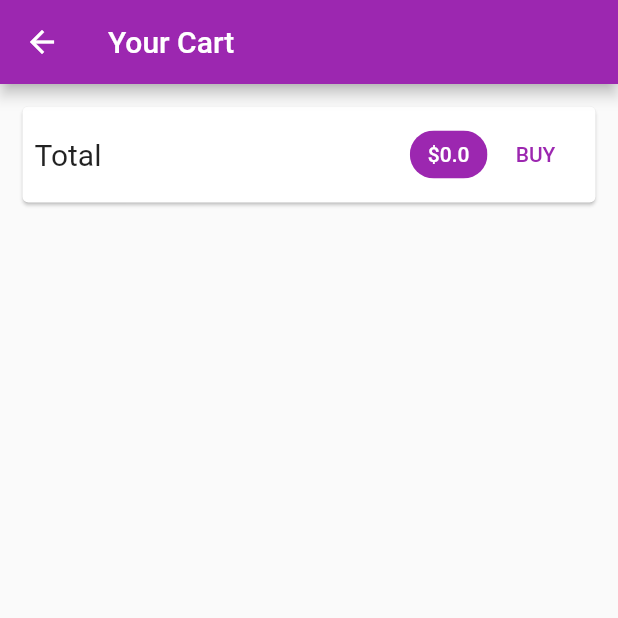
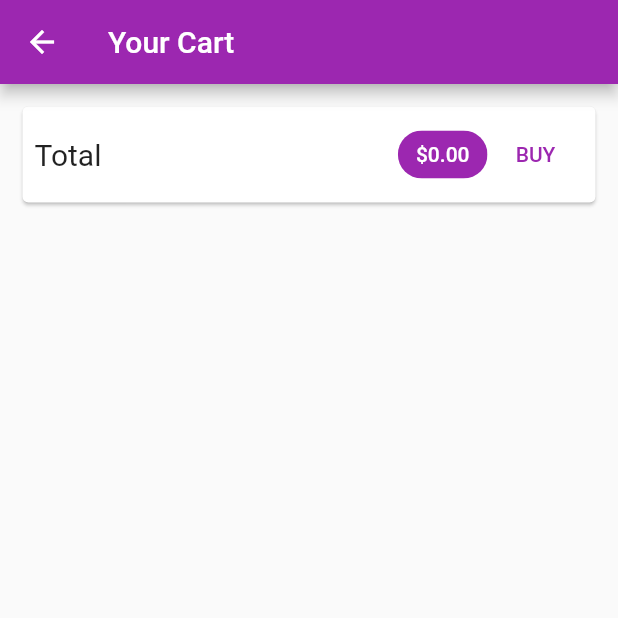
Before and after one commit to kuntdev/shop_app, a Flutter app: the CartDetail screen opened by its route, after a tap on "BUY", on a phone screen of 412 x 824 dp, the top half of it. Run offline on Flutter 3.47's test engine with Material 2 defaults, Android fonts, the phone set to English and light mode, and no system bars; network calls fail; Roboto replaces fonts that are missing (Arial); project files that could hold a hidden picture were left out.

Commit message:
order detail added

```diff
--- a/lib/providers/cart.dart
+++ b/lib/providers/cart.dart
@@ -17,7 +17,7 @@ class CartItem {
 }
 
 class Cart with ChangeNotifier {
-  final Map<String, CartItem> _items = {};
+  Map<String, CartItem> _items = {};
   Map<String, CartItem> get items {
     return {..._items};
   }
@@ -69,4 +69,9 @@ class Cart with ChangeNotifier {
     _items.remove(productId);
     notifyListeners();
   }
+
+  void clear() {
+    _items = {};
+    notifyListeners();
+  }
 }
--- /dev/null
+++ b/lib/providers/orders.dart
@@ -0,0 +1,37 @@
+import 'package:flutter/material.dart';
+import '/providers/cart.dart';
+
+class OrderItem {
+  final String id;
+  final double amount;
+  final List<CartItem> products;
+  final DateTime createdOn;
+
+  OrderItem({
+    required this.id,
+    required this.amount,
+    required this.products,
+    required this.createdOn,
+  });
+}
+
+class Orders with ChangeNotifier {
+  List<OrderItem> _orders = [];
+
+  List<OrderItem> get orders {
+    return [..._orders];
+  }
+
+  void addOrder(List<CartItem> cartProducts, double total) {
+    _orders.insert(
+      0,
+      OrderItem(
+          id: DateTime.now().toString(),
+          amount: total,
+          products: cartProducts,
+          createdOn: DateTime.now()),
+    );
+
+    notifyListeners();
+  }
+}
--- a/lib/screens/cart_detail.dart
+++ b/lib/screens/cart_detail.dart
@@ -1,7 +1,9 @@
 import 'package:flutter/material.dart';
 import 'package:provider/provider.dart';
 
+import '/providers/orders.dart';
 import '/providers/cart.dart' show Cart;
+
 import '/widgets/cart_item.dart';
 
 class CartDetail extends StatelessWidget {
@@ -29,13 +31,20 @@ class CartDetail extends StatelessWidget {
                     const Spacer(),
                     Chip(
                       label: Text(
-                        '\$${cart.totalAmount}',
+                        '\$${cart.totalAmount.toStringAsFixed(2)}',
                         style: const TextStyle(color: Colors.white),
                       ),
                       backgroundColor: Theme.of(context).colorScheme.primary,
                     ),
                     TextButton(
-                      onPressed: () {},
+                      onPressed: () {
+                        Provider.of<Orders>(
+                          context,
+                          listen: false,
+                        ).addOrder(
+                            cart.items.values.toList(), cart.totalAmount);
+                        cart.clear();
+                      },
                       child: const Text('BUY'),
                     )
                   ],
--- /dev/null
+++ b/lib/screens/orders_detail.dart
@@ -0,0 +1,27 @@
+import 'package:flutter/material.dart';
+import 'package:provider/provider.dart';
+import '/providers/orders.dart' show Orders;
+
+import '/widgets/order_item.dart';
+import '/widgets/app_drawer.dart';
+
+class OrdersDetail extends StatelessWidget {
+  static const String routeName = 'order-detail';
+
+  @override
+  Widget build(BuildContext context) {
+    final orderData = Provider.of<Orders>(context);
+    return Scaffold(
+      appBar: AppBar(
+        title: const Text('Your orders'),
+      ),
+      drawer: AppDrawer(),
+      body: ListView.builder(
+        itemCount: orderData.orders.length,
+        itemBuilder: (context, index) => OrderItem(
+          orderItem: orderData.orders[index],
+        ),
+      ),
+    );
+  }
+}
--- /dev/null
+++ b/lib/widgets/order_item.dart
@@ -0,0 +1,74 @@
+import 'dart:math';
+
+import 'package:flutter/material.dart';
+import 'package:intl/intl.dart';
+
+import '/providers/orders.dart' as ord;
+
+class OrderItem extends StatefulWidget {
+  final ord.OrderItem orderItem;
+
+  OrderItem({required this.orderItem});
+
+  @override
+  State<OrderItem> createState() => _OrderItemState();
+}
+
+class _OrderItemState extends State<OrderItem> {
+  var _expanded = false;
+
+  @override
+  Widget build(BuildContext context) {
+    return Card(
+      margin: const EdgeInsets.all(10),
+      child: Column(
+        children: [
+          ListTile(
+            title: Text('\$${widget.orderItem.amount}'),
+            subtitle: Text(
+              DateFormat('dd-MM-yyyy hh:mm').format(widget.orderItem.createdOn),
+            ),
+            trailing: IconButton(
+                onPressed: () {
+                  setState(() {
+                    _expanded = !_expanded;
+                  });
+                },
+                icon: Icon(
+                  _expanded ? Icons.expand_less : Icons.expand_more,
+                )),
+          ),
+          if (_expanded)
+            Container(
+              padding: const EdgeInsets.all(10),
+              height: min(
+                widget.orderItem.products.length * 30.0 + 10,
+                180,
+              ),
+              child: ListView.builder(
+                itemCount: widget.orderItem.products.length,
+                itemBuilder: (ctx, i) => Row(
+                  mainAxisAlignment: MainAxisAlignment.spaceBetween,
+                  children: [
+                    Text(
+                      widget.orderItem.products[i].title,
+                      style: const TextStyle(
+                        fontSize: 18,
+                      ),
+                    ),
+                    Text(
+                      '${widget.orderItem.products[i].quantity}\t x\t \$${widget.orderItem.products[i].price}',
+                      style: const TextStyle(
+                        fontSize: 18,
+                        fontWeight: FontWeight.bold,
+                      ),
+                    ),
+                  ],
+                ),
+              ),
+            ),
+        ],
+      ),
+    );
+  }
+}
```
Also changed, not shown: lib/main.dart (+7 -1 lines), lib/screens/products_overview.dart (+7 -3 lines), lib/widgets/app_drawer.dart (added, +35 -0 lines), pubspec.yaml (+1 -6 lines), pubspec.lock.
